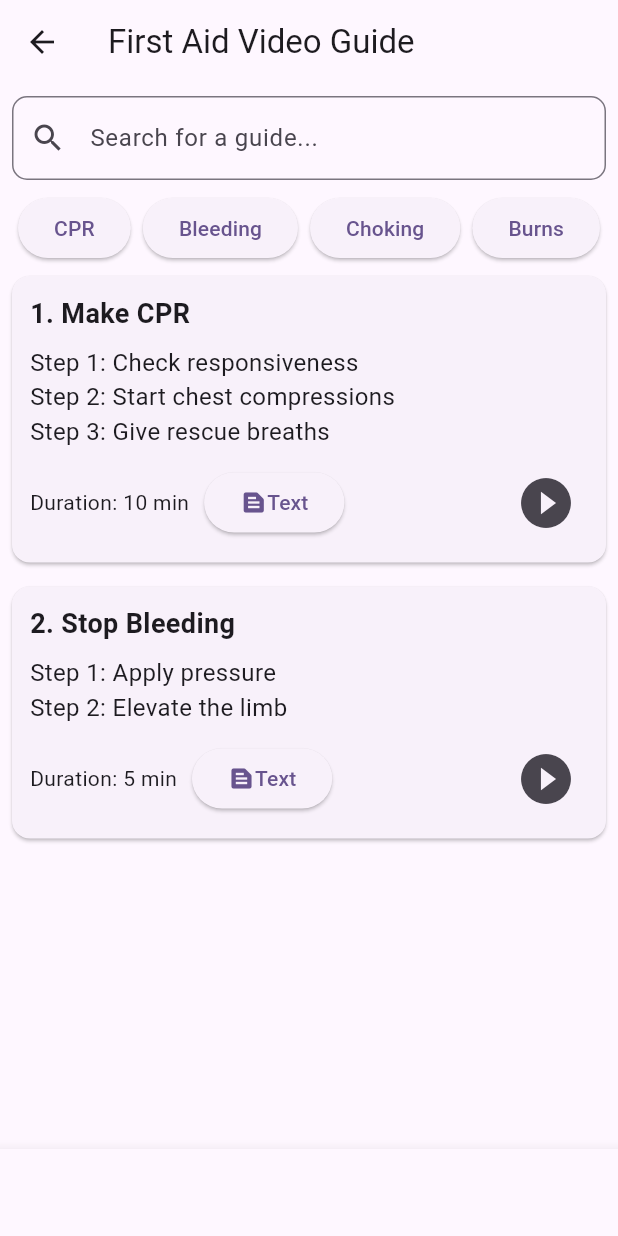
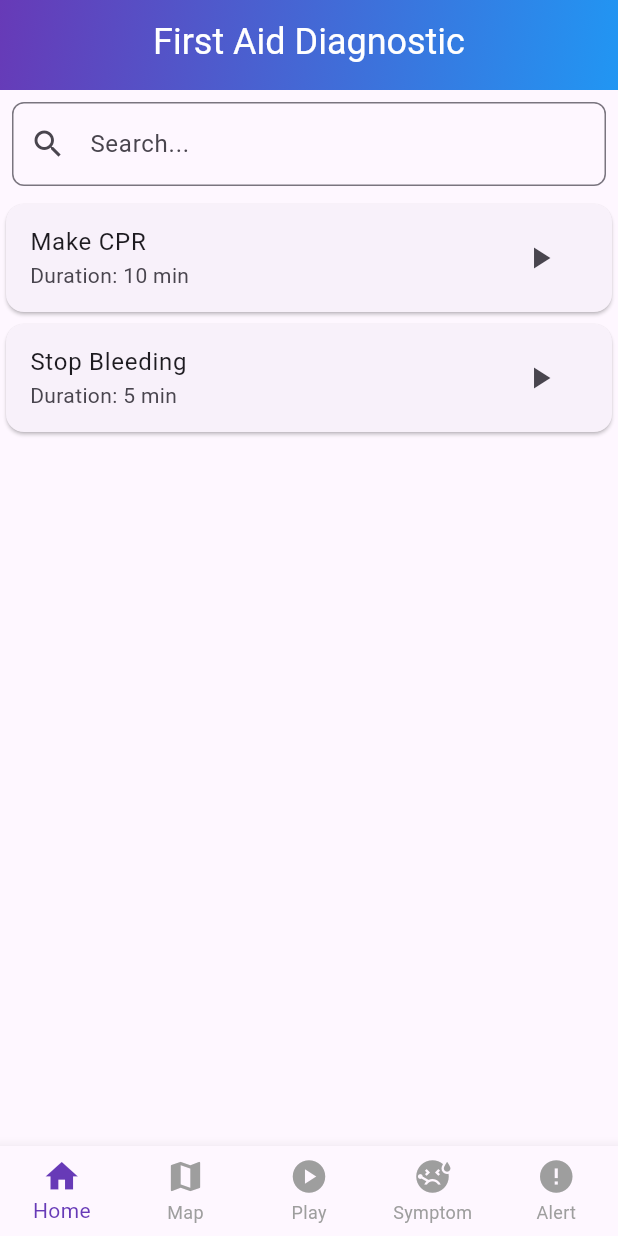
Before and after one commit to liokockhock2003/first_aid, a Flutter app: the FirstAidVideoGuidePage screen opened directly, on a phone screen of 412 x 824 dp. Run offline on Flutter 3.47's test engine with Material 3 defaults, Android fonts, the phone set to English and light mode, and no system bars; our stand-ins replace geolocator, google_maps_flutter, image_picker.

Commit message:
updated features

```diff
--- a/lib/FirstAidVideoGuidePage.dart
+++ b/lib/FirstAidVideoGuidePage.dart
@@ -1,25 +1,55 @@
+import 'package:first_aid/symptomchecker.dart';
 import 'package:flutter/material.dart';
 
-class FirstAidVideoGuidePage extends StatelessWidget {
-  final List<Map<String, dynamic>> guides = [
-    {
-      'title': 'Make CPR',
-      'steps': ['Step 1: Check responsiveness', 'Step 2: Start chest compressions', 'Step 3: Give rescue breaths'],
-      'duration': '10 min',
-    },
-    {
-      'title': 'Stop Bleeding',
-      'steps': ['Step 1: Apply pressure', 'Step 2: Elevate the limb'],
-      'duration': '5 min',
-    },
-    // Add more guides as needed
-  ];
+import 'main.dart';
+
+class FirstAidVideoGuidePage extends StatefulWidget {
+  @override
+  _FirstAidVideoGuidePageState createState() => _FirstAidVideoGuidePageState();
+}
+
+class _FirstAidVideoGuidePageState extends State<FirstAidVideoGuidePage> {
+  // Example state variables that might be used in this page
+  bool isVideoPlaying = false; // This can be used to track video play state
+  int selectedVideoIndex = -1; // Track the currently selected video
+
+  int _selectedIndex = 0;
+  void _onItemTapped(int index) {
+    setState(() {
+      _selectedIndex = index;
+      if (index == 3) { // If "Symptom" is tapped
+        Navigator.push(
+          context,
+          MaterialPageRoute(builder: (context) => const SymptomCheckerPage()),
+        );
+      } else if (index == 0) { // If "Symptom" is tapped
+        Navigator.push(
+          context,
+          MaterialPageRoute(builder: (context) => const MyHomePage(title: 'login page',)),);
+      }
+    });
+  }
 
   @override
   Widget build(BuildContext context) {
     return Scaffold(
-      appBar: AppBar(
-        title: Text('First Aid Video Guide'),
+      appBar: PreferredSize(
+        preferredSize: const Size.fromHeight(60.0),
+        child: AppBar(
+          flexibleSpace: Container(
+            decoration: const BoxDecoration(
+              gradient: LinearGradient(
+                colors: [Colors.deepPurple, Colors.blue],
+                begin: Alignment.topLeft,
+                end: Alignment.bottomRight,
+              ),
+            ),
+          ),
+          title: const Text('First Aid Diagnostic', style: TextStyle(fontSize: 24, color: Colors.white)), // Set text color to white
+          centerTitle: true,
+          backgroundColor: Colors.transparent,
+          elevation: 0,
+        ),
       ),
       body: Column(
         children: [
@@ -27,79 +57,36 @@ class FirstAidVideoGuidePage extends StatelessWidget {
             padding: const EdgeInsets.all(8.0),
             child: TextField(
               decoration: InputDecoration(
-                hintText: 'Search for a guide...',
+                hintText: 'Search...',
                 prefixIcon: Icon(Icons.search),
                 border: OutlineInputBorder(
-                  borderRadius: BorderRadius.circular(10.0),
+                  borderRadius: BorderRadius.circular(8.0),
                 ),
               ),
             ),
           ),
-          Padding(
-            padding: const EdgeInsets.symmetric(horizontal: 8.0),
-            child: Row(
-              mainAxisAlignment: MainAxisAlignment.spaceAround,
-              children: [
-                ElevatedButton(onPressed: () {}, child: Text('CPR')),
-                ElevatedButton(onPressed: () {}, child: Text('Bleeding')),
-                ElevatedButton(onPressed: () {}, child: Text('Choking')),
-                ElevatedButton(onPressed: () {}, child: Text('Burns')),
-              ],
-            ),
-          ),
           Expanded(
             child: ListView.builder(
-              itemCount: guides.length,
+              itemCount: videoGuides.length,
               itemBuilder: (context, index) {
-                final guide = guides[index];
                 return Card(
-                  margin: const EdgeInsets.all(8.0),
-                  child: Padding(
-                    padding: const EdgeInsets.all(12.0),
-                    child: Column(
-                      crossAxisAlignment: CrossAxisAlignment.start,
-                      children: [
-                        Text(
-                          '${index + 1}. ${guide['title']}',
-                          style: TextStyle(fontSize: 18, fontWeight: FontWeight.bold),
-                        ),
-                        SizedBox(height: 8),
-                        Column(
-                          crossAxisAlignment: CrossAxisAlignment.start,
-                          children: (guide['steps'] as List<String>)
-                              .map((step) => Text(step, style: TextStyle(fontSize: 16)))
-                              .toList(),
-                        ),
-                        SizedBox(height: 8),
-                        Row(
-                          mainAxisAlignment: MainAxisAlignment.spaceBetween,
-                          children: [
-                            Row(
-                              children: [
-                                Text('Duration: ${guide['duration']}'),
-                                SizedBox(width: 10),
-                                ElevatedButton(
-                                  onPressed: () {
-                                    // Toggle between text and video views
-                                  },
-                                  child: Row(
-                                    children: [
-                                      Icon(Icons.text_snippet),
-                                      Text('Text'),
-                                    ],
-                                  ),
-                                ),
-                              ],
-                            ),
-                            IconButton(
-                              icon: Icon(Icons.play_circle_fill, size: 40),
-                              onPressed: () {
-                                // Navigate to video player page
-                              },
-                            ),
-                          ],
-                        ),
-                      ],
+                  child: ListTile(
+                    title: Text(videoGuides[index]['title']!),
+                    subtitle: Text("Duration: ${videoGuides[index]['duration']}"),
+                    trailing: IconButton(
+                      icon: Icon(isVideoPlaying && selectedVideoIndex == index ? Icons.pause : Icons.play_arrow),
+                      onPressed: () {
+                        setState(() {
+                          if (selectedVideoIndex == index) {
+                            // Toggle play/pause for the same video
+                            isVideoPlaying = !isVideoPlaying;
+                          } else {
+                            // Play new video and set selected index
+                            isVideoPlaying = true;
+                            selectedVideoIndex = index;
+                          }
+                        });
+                      },
                     ),
                   ),
                 );
@@ -109,14 +96,40 @@ class FirstAidVideoGuidePage extends StatelessWidget {
         ],
       ),
       bottomNavigationBar: BottomNavigationBar(
-        items: [
-          BottomNavigationBarItem(icon: Icon(Icons.home), label: 'Home'),
-          BottomNavigationBarItem(icon: Icon(Icons.map), label: 'Map'),
-          BottomNavigationBarItem(icon: Icon(Icons.play_circle), label: 'Play'),
-          BottomNavigationBarItem(icon: Icon(Icons.person), label: 'Profile'),
-          BottomNavigationBarItem(icon: Icon(Icons.warning), label: 'Alert'),
+        type: BottomNavigationBarType.fixed,
+        currentIndex: _selectedIndex,
+        items: const <BottomNavigationBarItem>[
+          BottomNavigationBarItem(
+            icon: Icon(Icons.home, size: 26),
+            label: 'Home',
+          ),
+          BottomNavigationBarItem(
+            icon: Icon(Icons.map, size: 26),
+            label: 'Map',
+          ),
+          BottomNavigationBarItem(
+            icon: Icon(Icons.play_circle, size: 26),
+            label: 'Play',
+          ),
+          BottomNavigationBarItem(
+            icon: Icon(Icons.sick, size: 26),
+            label: 'Symptom',
+          ),
+          BottomNavigationBarItem(
+            icon: Icon(Icons.error, size: 26),
+            label: 'Alert',
+          ),
         ],
+        selectedItemColor: Colors.deepPurple,
+        unselectedItemColor: Colors.grey,
+        onTap: _onItemTapped,
       ),
     );
   }
+
+  // Example list of video guides for display purposes
+  final List<Map<String, String>> videoGuides = [
+    {'title': 'Make CPR', 'duration': '10 min'},
+    {'title': 'Stop Bleeding', 'duration': '5 min'},
+  ];
 }
--- a/lib/NearestHostpitalPage.dart
+++ b/lib/NearestHostpitalPage.dart
@@ -1,4 +1,4 @@
-import 'package:firstaid/symptomchecker.dart';
+import 'symptomchecker.dart';
 import 'package:flutter/material.dart';
 import 'package:google_maps_flutter/google_maps_flutter.dart';
 import 'package:geolocator/geolocator.dart';
--- a/lib/main.dart
+++ b/lib/main.dart
@@ -1,4 +1,7 @@
 import 'package:flutter/material.dart';
+import 'FirstAidDiagnosticPage.dart';
+import 'FirstAidVideoGuidePage.dart';
+import 'NearestHostpitalPage.dart';
 import 'symptomchecker.dart'; // Import the symptom checker page
 import 'criticalemergency.dart'; // Import the critical emergency page
 
@@ -17,7 +20,7 @@ class MyApp extends StatelessWidget {
         colorScheme: ColorScheme.fromSeed(seedColor: Colors.deepPurple),
         useMaterial3: true,
       ),
-      home: const MyHomePage(title: 'Login Page'),
+      home: FirstAidVideoGuidePage(),
     );
   }
 }
--- a/pubspec.yaml
+++ b/pubspec.yaml
@@ -35,6 +35,10 @@ dependencies:
   # The following adds the Cupertino Icons font to your application.
   # Use with the CupertinoIcons class for iOS style icons.
   cupertino_icons: ^1.0.8
+  google_maps_flutter: ^2.9.0
+  geolocator: ^13.0.1
+  image_picker: ^1.1.2
+  http: ^1.2.2
 
 dev_dependencies:
   flutter_test:
@@ -45,7 +49,7 @@ dev_dependencies:
   # activated in the `analysis_options.yaml` file located at the root of your
   # package. See that file for information about deactivating specific lint
   # rules and activating additional ones.
-  flutter_lints: ^4.0.0
+  flutter_lints: ^5.0.0
 
 # For information on the generic Dart part of this file, see the
 # following page: https://dart.dev/tools/pub/pubspec
```
Also changed, not shown: lib/FirstAidDiagnosticPage.dart (+62 -21 lines), pubspec.lock, 5 other files.
